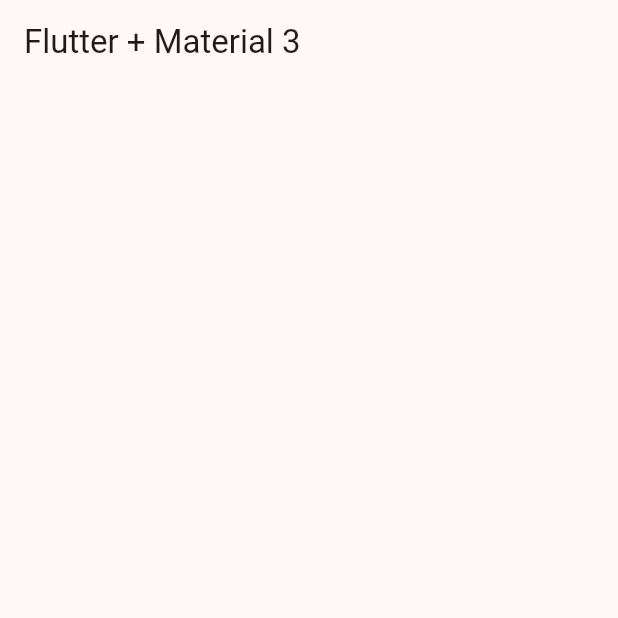
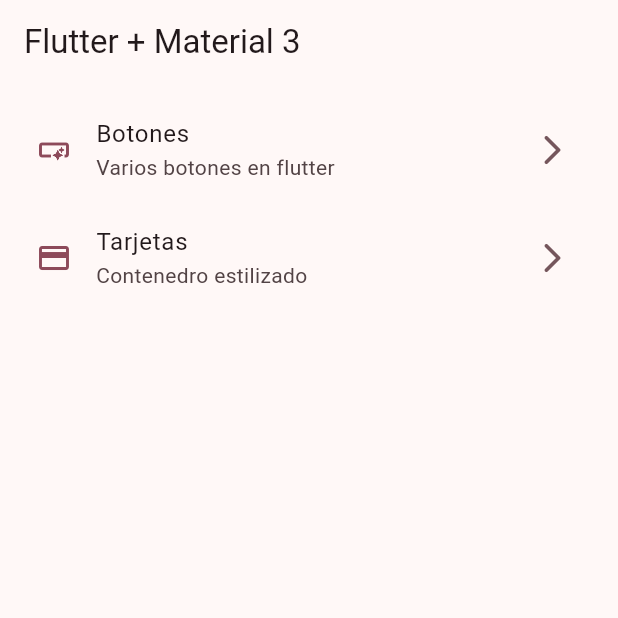
Before and after one commit to xXSkayLabXx/widgets_app, a Flutter app: the screen it shows after launch, on a phone screen of 412 x 824 dp, the top half of it. Run offline on Flutter 3.47's test engine with Material 2 defaults, Android fonts, the phone set to English and light mode, and no system bars.

Commit message:
home screen implementado

```diff
--- a/lib/config/menu/menu_items.dart
+++ b/lib/config/menu/menu_items.dart
@@ -11,10 +11,11 @@ class MenuItem {
       required this.subTitle,
       required this.link,
       required this.icon});
+}
 
-  static const appMenuItems = <MenuItem>[
+const appMenuItems = <MenuItem>[
   MenuItem(
-        title: 'Botonoes',
+      title: 'Botones',
       subTitle: 'Varios botones en flutter',
       link: '/buttons',
       icon: Icons.smart_button_outlined),
@@ -24,4 +25,3 @@ class MenuItem {
       link: '/card',
       icon: Icons.credit_card),
 ];
-}
--- a/lib/presentation/screens/home/home_sceen.dart
+++ b/lib/presentation/screens/home/home_sceen.dart
@@ -21,7 +21,42 @@ class _HomeView extends StatelessWidget {
   @override
   Widget build(BuildContext context) {
     return ListView.builder(
-      itemBuilder: (context, index) {},
+      itemCount: appMenuItems.length,
+      //prototypeItem: ListTile(title: Text(appMenuItems[0].title)),
+      itemBuilder: (context, index) {
+        final menuItem = appMenuItems[index];
+        return _CustomListTile(menuItem: menuItem);
+      },
+      padding: const EdgeInsets.all(8),
     );
   }
 }
+
+class _CustomListTile extends StatelessWidget {
+  const _CustomListTile({
+    required this.menuItem,
+  });
+
+  final MenuItem menuItem;
+
+  @override
+  Widget build(BuildContext context) {
+    final colors = Theme.of(context).colorScheme;
+
+    return ListTile(
+      leading: Icon(
+        menuItem.icon,
+        color: colors.primary,
+      ),
+      trailing: Icon(
+        Icons.arrow_forward_ios_rounded,
+        color: colors.secondary,
+      ),
+      title: Text(menuItem.title),
+      subtitle: Text(menuItem.subTitle),
+      onTap: () {
+        //TODO: navegar a otras pantallas
+      },
+    );
+  }
+}
```
Lines whose indentation alone changed are shown as unchanged.
